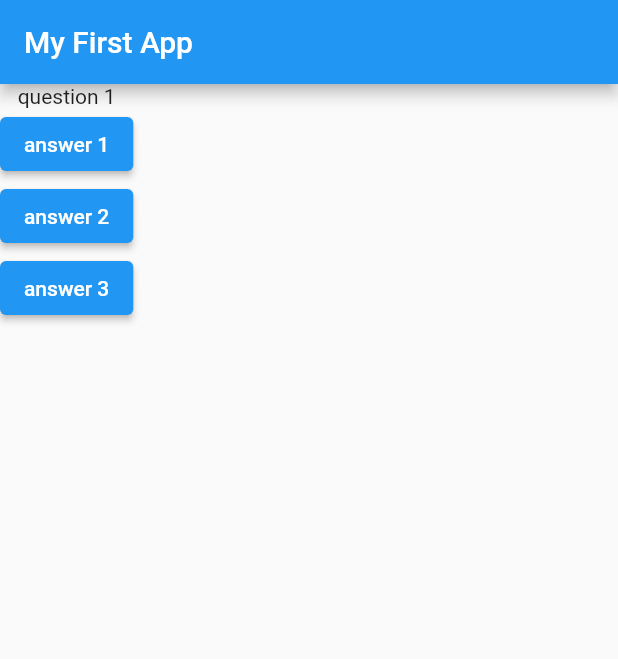
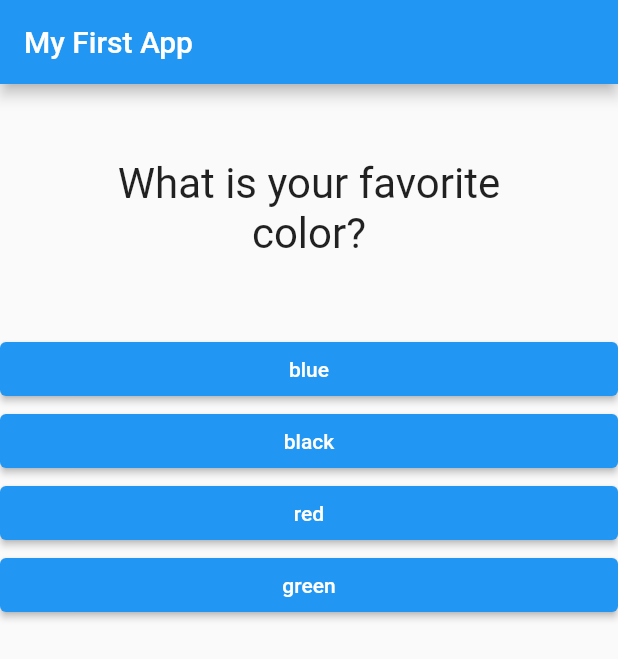
Before and after one commit to soumya-94/flutter_basic_guide, a Flutter app: the screen it shows after launch, on a phone screen of 412 x 824 dp. Shown: the top 659 px of the screen. Run offline on Flutter 3.47's test engine with Material 2 defaults, Android fonts, the phone set to English and light mode, and no system bars.

Commit message:
created list of answer widgets for each question

```diff
--- /dev/null
+++ b/lib/answer.dart
@@ -0,0 +1,23 @@
+import 'package:flutter/material.dart';
+
+class Answer extends StatelessWidget {
+  final Function selection;
+  final String answerText;
+
+  Answer(this.selection, this.answerText);
+
+  @override
+  Widget build(BuildContext context) {
+    return Container(
+      width: double.infinity,
+      child: ElevatedButton(
+        style: ButtonStyle(
+          backgroundColor: MaterialStateProperty.all(Colors.blue),
+          foregroundColor: MaterialStateProperty.all(Colors.white),
+        ),
+        child: Text(answerText),
+        onPressed: selection,
+      ),
+    );
+  }
+}
--- a/lib/main.dart
+++ b/lib/main.dart
@@ -1,5 +1,6 @@
 import 'package:flutter/material.dart';
 import './question.dart';
+import './answer.dart';
 
 void main() {
   runApp(MyApp());
@@ -23,7 +24,20 @@ class _MyAppState extends State<MyApp> {
   }
 
   Widget build(BuildContext context) {
-    var questions = ['question 1', 'question 2'];
+    var questions = [
+      {
+        'questionText': 'What is your favorite color?',
+        'answers': ['blue', 'black', 'red', 'green'],
+      },
+      {
+        'questionText': 'What is your favorite animal?',
+        'answers': ['rabbit', 'snake', 'elephant', 'lion'],
+      },
+      {
+        'questionText': 'What is your favorite food?',
+        'answers': ['food1', 'food2', 'food3', 'food4'],
+      },
+    ];
 
     return MaterialApp(
       home: Scaffold(
@@ -32,17 +46,11 @@ class _MyAppState extends State<MyApp> {
           ),
           body: Column(
             children: <Widget>[
-              Question(questions[_questionIndex]),
-              ElevatedButton(onPressed: _answerQues, child: Text('answer 1')),
-              ElevatedButton(
-                  onPressed: () => print('answer 2 chosen'),
-                  child: Text('answer 2')),
-              ElevatedButton(
-                  onPressed: () {
-                    print('wehrjir');
-                    print('answer 3 chosen');
-                  },
-                  child: Text('answer 3')),
+              Question(questions[_questionIndex]['questionText']),
+              ...(questions[_questionIndex]['answers'] as List<String>)
+                  .map((answer) {
+                return Answer(_answerQues, answer);
+              }).toList()
             ],
           )),
     );
--- a/lib/question.dart
+++ b/lib/question.dart
@@ -7,6 +7,14 @@ class Question extends StatelessWidget {
 
   @override
   Widget build(BuildContext context) {
-    return Text(questionText);
+    return Container(
+      width: double.infinity,
+      margin: EdgeInsets.all(50),
+      child: Text(
+        questionText,
+        style: TextStyle(fontSize: 28),
+        textAlign: TextAlign.center,
+      ),
+    );
   }
 }
```
